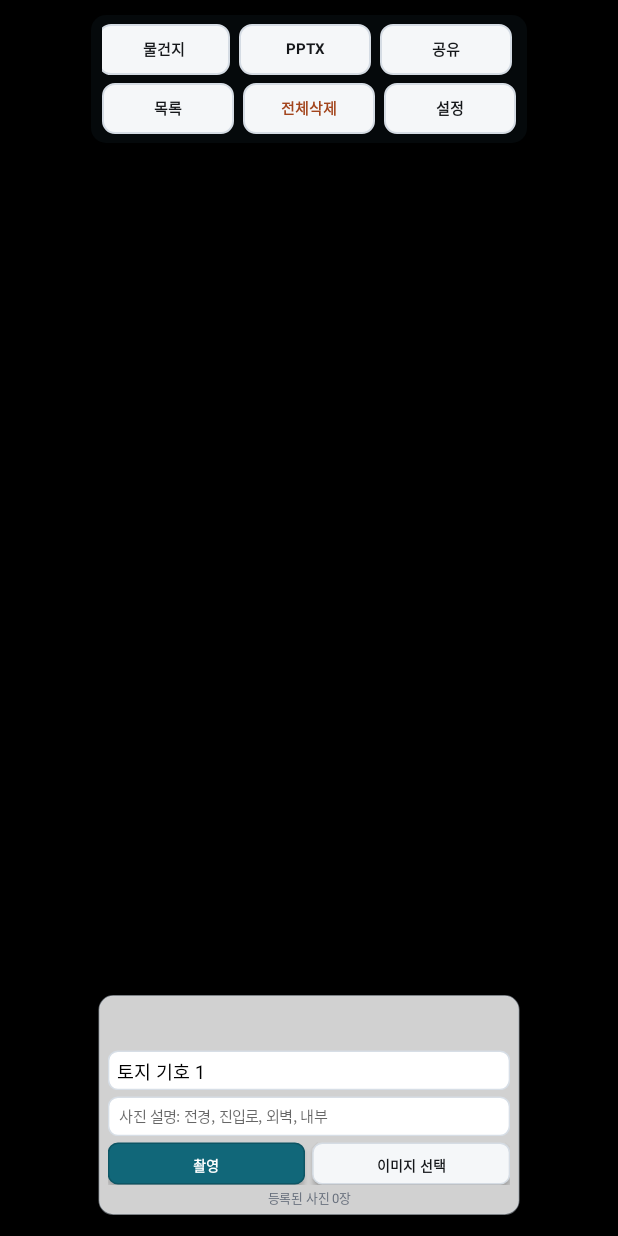
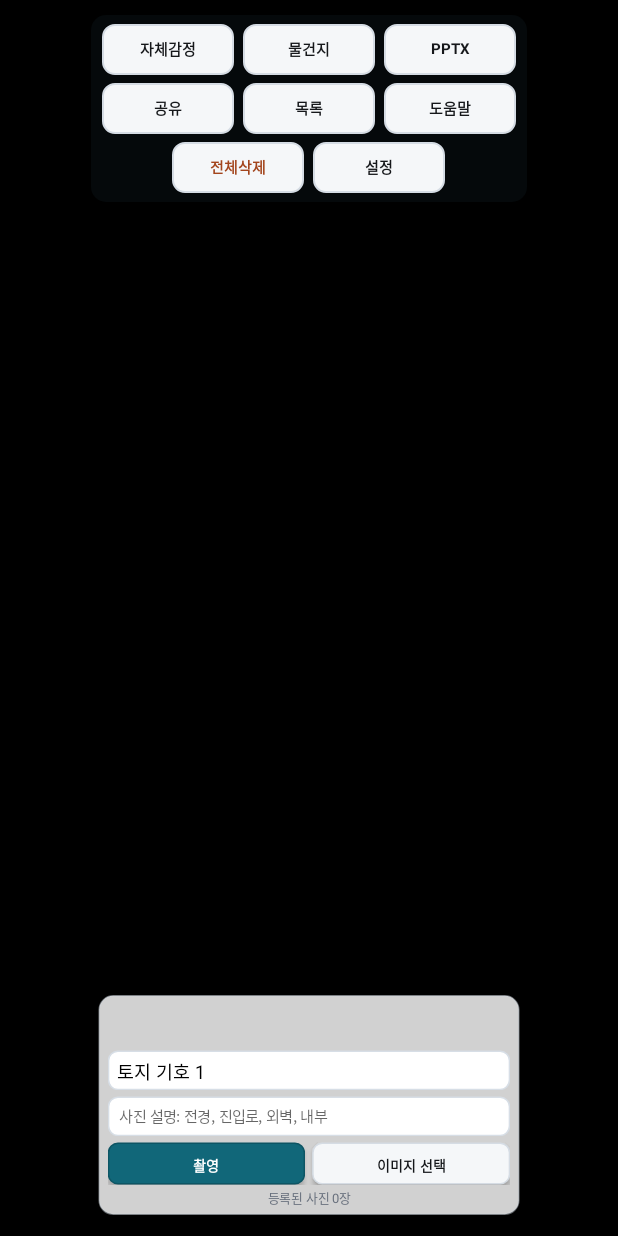
Before and after one commit to haho240414/appraisal-camera, an Android app: the screen it shows after launch (MainActivity), on a phone screen of 412 x 824 dp. Run offline under Robolectric (Android 15) with nearby library versions, the phone set to English and light mode, and no system bars; libraries missing offline, so code that uses them is left out: androidx.camera.core, androidx.camera.lifecycle, androidx.camera.view; pictures from the network do not load; 5 statements that could not run were skipped.

Commit message:
Add app mode selector

```diff
--- a/android-app/app/src/main/java/com/codex/appraisalcamera/MainActivity.java
+++ b/android-app/app/src/main/java/com/codex/appraisalcamera/MainActivity.java
@@ -89,6 +89,7 @@ public class MainActivity extends ComponentActivity {
     private static final String PREFS = "appraisal_photos";
     private static final String PREF_PHOTOS = "photos";
     private static final String PREF_ADDRESS = "property_address";
+    private static final String PREF_APP_MODE = "app_mode";
     private static final String PREF_EMAIL = "email_recipient";
     private static final String PREF_MAIL_APP = "mail_app";
     private static final String PREF_CURRENT_CATEGORY = "current_category";
@@ -105,6 +106,8 @@ public class MainActivity extends ComponentActivity {
     private static final String MAIL_APP_GMAIL = "gmail";
     private static final String GMAIL_PACKAGE = "com.google.android.gm";
     private static final String PPTX_MIME = "application/vnd.openxmlformats-officedocument.presentationml.presentation";
+    private static final String MODE_SELF_APPRAISAL = "self_appraisal";
+    private static final String MODE_FIELD_SURVEY = "field_survey";
 
     private static final String CATEGORY_LAND = "land";
     private static final String CATEGORY_BUILDING = "building";
@@ -134,6 +137,7 @@ public class MainActivity extends ComponentActivity {
     private String currentBuildingSub = "";
     private String currentMemo = "";
     private String propertyAddress = "";
+    private String appMode = MODE_SELF_APPRAISAL;
     private int guideAlphaPercent = 82;
     private int guideScalePercent = 78;
     private WebView printWebView;
@@ -145,6 +149,7 @@ public class MainActivity extends ComponentActivity {
         super.onCreate(savedInstanceState);
         getWindow().setSoftInputMode(WindowManager.LayoutParams.SOFT_INPUT_ADJUST_RESIZE);
         loadPhotos();
+        loadAppMode();
         loadPropertyAddress();
         loadGuideSettings();
         restoreControlState(savedInstanceState);
@@ -202,14 +207,22 @@ public class MainActivity extends ComponentActivity {
 
         LinearLayout firstToolbarRow = header;
         LinearLayout secondToolbarRow = null;
+        LinearLayout thirdToolbarRow = null;
         if (portrait) {
             firstToolbarRow = toolbarRow();
             secondToolbarRow = toolbarRow();
+            thirdToolbarRow = toolbarRow();
             header.addView(firstToolbarRow);
             LinearLayout.LayoutParams secondRowParams = new LinearLayout.LayoutParams(ViewGroup.LayoutParams.WRAP_CONTENT, ViewGroup.LayoutParams.WRAP_CONTENT);
             secondRowParams.topMargin = dp(5);
             header.addView(secondToolbarRow, secondRowParams);
-        }
+            LinearLayout.LayoutParams thirdRowParams = new LinearLayout.LayoutParams(ViewGroup.LayoutParams.WRAP_CONTENT, ViewGroup.LayoutParams.WRAP_CONTENT);
+            thirdRowParams.topMargin = dp(5);
+            header.addView(thirdToolbarRow, thirdRowParams);
+        }
+
+        Button modeButton = smallButton(modeLabel());
+        modeButton.setOnClickListener(v -> showModeDialog(modeButton));
 
         Button addressButton = smallButton("물건지");
         addressButton.setOnClickListener(v -> showAddressDialog());
@@ -233,14 +246,16 @@ public class MainActivity extends ComponentActivity {
         Button helpButton = smallButton("도움말");
         helpButton.setOnClickListener(v -> showHelpDialog());
         if (portrait) {
+            addToolbarButton(firstToolbarRow, modeButton, false);
             addToolbarButton(firstToolbarRow, addressButton, false);
             addToolbarButton(firstToolbarRow, pptxButton, false);
-            addToolbarButton(firstToolbarRow, emailButton, false);
-            addToolbarButton(firstToolbarRow, helpButton, false);
+            addToolbarButton(secondToolbarRow, emailButton, false);
             addToolbarButton(secondToolbarRow, listButton, false);
-            addToolbarButton(secondToolbarRow, clearButton, false);
-            addToolbarButton(secondToolbarRow, settingsButton, false);
+            addToolbarButton(secondToolbarRow, helpButton, false);
+            addToolbarButton(thirdToolbarRow, clearButton, false);
+            addToolbarButton(thirdToolbarRow, settingsButton, false);
         } else {
+            addToolbarButton(header, modeButton, true);
             addToolbarButton(header, addressButton, true);
             addToolbarButton(header, pptxButton, true);
             addToolbarButton(header, emailButton, true);
@@ -531,6 +546,24 @@ public class MainActivity extends ComponentActivity {
         }
     }
 
+    private void showModeDialog(Button modeButton) {
+        String[] labels = {"자체감정", "현지답사"};
+        String[] values = {MODE_SELF_APPRAISAL, MODE_FIELD_SURVEY};
+        int checked = MODE_FIELD_SURVEY.equals(appMode) ? 1 : 0;
+
+        new AlertDialog.Builder(this)
+                .setTitle("작업 모드")
+                .setSingleChoiceItems(labels, checked, (dialog, which) -> {
+                    appMode = values[which];
+                    saveAppMode();
+                    modeButton.setText(modeLabel());
+                    Toast.makeText(this, labels[which] + " 모드로 변경했습니다.", Toast.LENGTH_SHORT).show();
+                    dialog.dismiss();
+                })
+                .setNegativeButton("취소", null)
+                .show();
+    }
+
     private void showAddressDialog() {
         EditText input = new EditText(this);
         input.setSingleLine(true);
@@ -705,6 +738,7 @@ public class MainActivity extends ComponentActivity {
         content.setPadding(dp(18), dp(14), dp(18), dp(8));
 
         content.addView(helpIntro("현장에서 자주 쓰는 버튼과 입력칸의 역할입니다."));
+        content.addView(helpItem("자체감정/현지답사", "작업 모드를 선택합니다. 주소가 비어 있을 때 사진자료 제목과 PPTX 파일명이 선택한 모드에 맞게 바뀝니다."));
         content.addView(helpItem("물건지", "사진자료 상단에 표시될 주소를 입력합니다. 입력한 주소별로 앱 내부 사진 폴더도 나뉩니다."));
         content.addView(helpItem("PPTX", "등록된 사진을 1페이지당 2장씩 정리한 PowerPoint 사진자료로 저장합니다."));
         content.addView(helpItem("공유", "생성한 PPTX 사진자료를 Gmail 또는 기타 앱으로 공유합니다. 앱에 따라 첨부 지원이 다를 수 있습니다."));
@@ -1059,7 +1093,7 @@ public class MainActivity extends ComponentActivity {
 
     private String propertyFolderName() {
         String name = documentHeaderText();
-        if ("자체감정 사진".equals(name)) {
+        if (modeDefaultTitle().equals(name)) {
             name = "미지정_물건지";
         }
         name = name.replaceAll("[\\\\/:*?\"<>|\\r\\n]+", "_").trim();
@@ -1439,7 +1473,7 @@ public class MainActivity extends ComponentActivity {
             @Override
             public void onPageFinished(WebView view, String url) {
                 PrintManager printManager = (PrintManager) getSystemService(PRINT_SERVICE);
-                PrintDocumentAdapter adapter = view.createPrintDocumentAdapter("자체감정_사진출력자료");
+                PrintDocumentAdapter adapter = view.createPrintDocumentAdapter(modeLabel() + "_사진출력자료");
                 printManager.print(documentHeaderText() + " 사진 출력자료", adapter, new PrintAttributes.Builder().build());
             }
         });
@@ -1480,7 +1514,7 @@ public class MainActivity extends ComponentActivity {
     }
 
     private String pptxFileName() {
-        return "자체감정_사진자료_" + new SimpleDateFormat("yyyyMMdd_HHmm", Locale.KOREA).format(new Date()) + ".pptx";
+        return modeLabel() + "_사진자료_" + new SimpleDateFormat("yyyyMMdd_HHmm", Locale.KOREA).format(new Date()) + ".pptx";
     }
 
     private void sendPptxEmail(String recipient) {
@@ -1750,6 +1784,15 @@ public class MainActivity extends ComponentActivity {
         getSharedPreferences(PREFS, MODE_PRIVATE).edit().putString(PREF_ADDRESS, propertyAddress).apply();
     }
 
+    private void loadAppMode() {
+        String savedMode = getSharedPreferences(PREFS, MODE_PRIVATE).getString(PREF_APP_MODE, MODE_SELF_APPRAISAL);
+        appMode = MODE_FIELD_SURVEY.equals(savedMode) ? MODE_FIELD_SURVEY : MODE_SELF_APPRAISAL;
+    }
+
+    private void saveAppMode() {
+        getSharedPreferences(PREFS, MODE_PRIVATE).edit().putString(PREF_APP_MODE, appMode).apply();
+    }
+
     private void loadGuideSettings() {
         SharedPreferences prefs = getSharedPreferences(PREFS, MODE_PRIVATE);
         guideAlphaPercent = clamp(prefs.getInt(PREF_GUIDE_ALPHA, 82), 35, 100);
@@ -1879,9 +1922,17 @@ public class MainActivity extends ComponentActivity {
 
     private String documentHeaderText() {
         if (propertyAddress == null || propertyAddress.trim().isEmpty()) {
-            return "자체감정 사진";
+            return modeDefaultTitle();
         }
         return propertyAddress.trim();
+    }
+
+    private String modeLabel() {
+        return MODE_FIELD_SURVEY.equals(appMode) ? "현지답사" : "자체감정";
+    }
+
+    private String modeDefaultTitle() {
+        return modeLabel() + " 사진";
     }
 
     private static int indexOf(String[] values, String target) {
```
